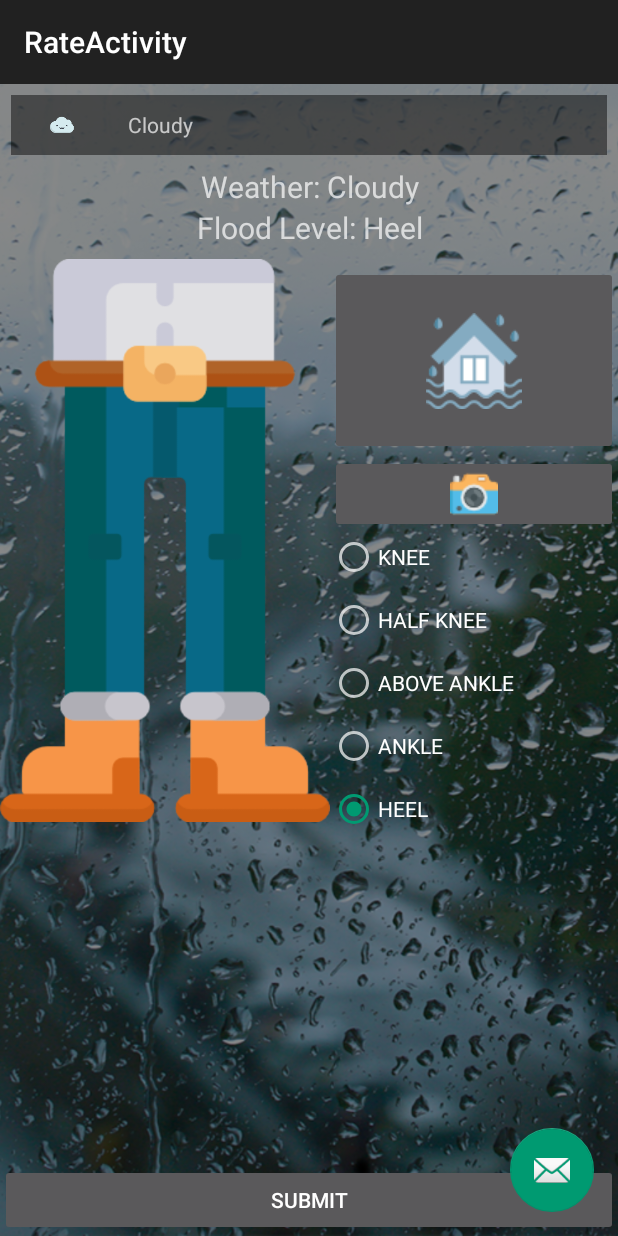
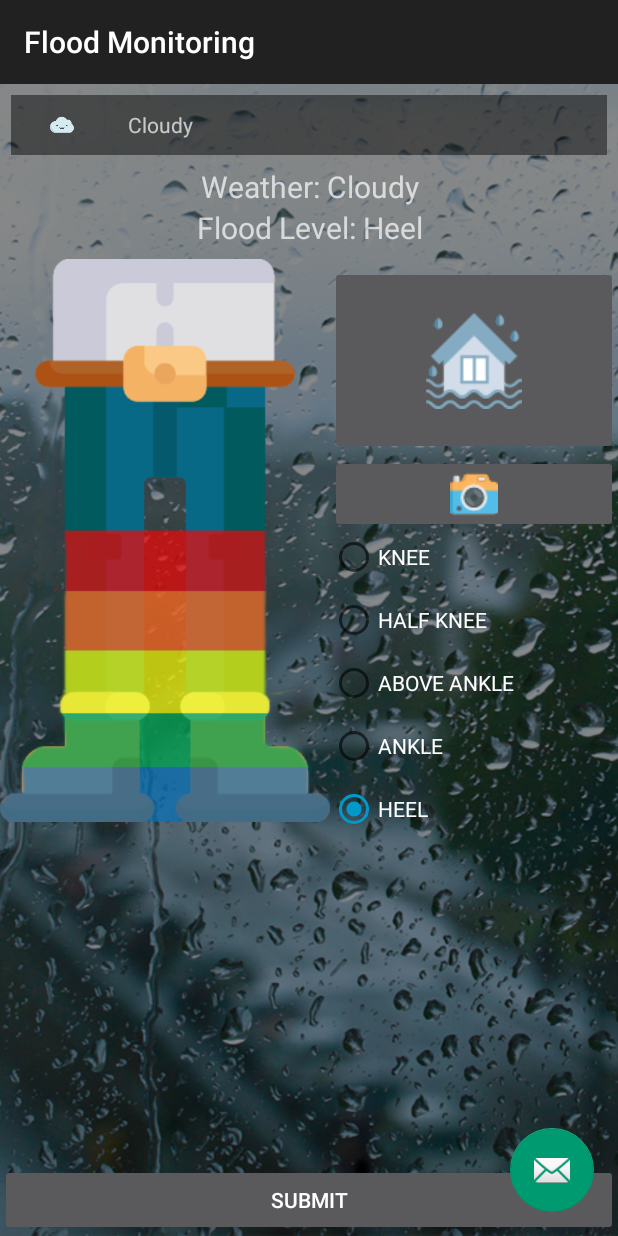
Before and after one commit to grasya09/floodMonitoring, an Android app: the RateActivity screen opened directly, with no data from a screen before it, on a phone screen of 412 x 824 dp. Run offline under Robolectric (Android 15) with nearby library versions, the light colour scheme and no system bars; our stand-ins replace Firebase (no records; nobody signed in at launch, a user with empty details on screens opened directly); 1 statement that could not run was skipped.

Commit message:
added changes 02/05/2019

```diff
--- a/app/src/main/AndroidManifest.xml
+++ b/app/src/main/AndroidManifest.xml
@@ -51,7 +51,7 @@
         tools:targetApi="m">
         <activity
             android:name=".RateActivity"
-            android:label="@string/title_activity_rate"
+            android:label="Flood Monitoring"
             android:theme="@style/AppTheme.NoActionBar"></activity>
 
         <provider
@@ -66,7 +66,7 @@
 
         <activity
             android:name=".LoginActivity"
-            android:label="@string/app_name"
+            android:label="Login"
             android:windowSoftInputMode="stateVisible|adjustPan">
             <intent-filter>
                 <action android:name="android.intent.action.MAIN" />
@@ -79,7 +79,7 @@
             android:windowSoftInputMode="stateVisible|adjustPan" />
         <activity
             android:name=".MainActivity"
-            android:label="@string/title_activity_main"
+            android:label="Flood Monitoring"
             android:theme="@style/AppTheme.NoActionBar" />
 
         <service
--- a/app/src/main/java/com/project/grace/floodmeterapp/MapsFragment.java
+++ b/app/src/main/java/com/project/grace/floodmeterapp/MapsFragment.java
@@ -222,8 +222,8 @@ public class MapsFragment extends Fragment implements OnMapReadyCallback, Locati
     private void setupMapMarkers() {
 //
 
-        int height = 150;
-        int width = 150;
+        int height = 52;
+        int width = 52;
         BitmapDrawable bit = null;
         Bitmap b, smallMarker;
 
--- a/app/src/main/res/layout/fragment_rate.xml
+++ b/app/src/main/res/layout/fragment_rate.xml
@@ -62,11 +62,11 @@
                 android:orientation="horizontal">
 
                 <ImageView
-                    android:id="@+id/feet"
+                    android:id="@+id/feet1"
                     android:layout_width="220dp"
                     android:layout_height="400dp"
                     android:paddingBottom="10dp"
-                    android:src="@drawable/feet" />
+                    android:src="@drawable/feet1" />
 
                 <LinearLayout
                     android:layout_width="match_parent"
@@ -85,7 +85,7 @@
                         android:id="@+id/image"
                         android:layout_width="match_parent"
                         android:layout_height="wrap_content"
-                        android:src="@drawable/camera" />
+                        android:src="@drawable/camera"/>
 
                     <RadioGroup
                         android:id="@+id/radioGroup"
@@ -98,28 +98,36 @@
                             android:layout_width="wrap_content"
                             android:layout_height="wrap_content"
                             android:layout_marginBottom="10dp"
-                            android:text="KNEE" />
+                            android:theme="@style/RadioButtonStyleRed"
+                            android:text="KNEE"
+                            android:textColor="#FFF"/>
 
                         <RadioButton
                             android:id="@+id/radio_halfKnee"
                             android:layout_width="wrap_content"
                             android:layout_height="wrap_content"
                             android:layout_marginBottom="10dp"
-                            android:text="HALF KNEE" />
+                            android:theme="@style/RadioButtonStyleOrange"
+                            android:text="HALF KNEE"
+                            android:textColor="#FFF"/>
 
                         <RadioButton
                             android:id="@+id/radio_aboveAnkle"
                             android:layout_width="wrap_content"
                             android:layout_height="wrap_content"
                             android:layout_marginBottom="10dp"
-                            android:text="ABOVE ANKLE" />
+                            android:theme="@style/RadioButtonStyleYellow"
+                            android:text="ABOVE ANKLE"
+                            android:textColor="#FFF"/>
 
                         <RadioButton
                             android:id="@+id/radio_angkle"
                             android:layout_width="wrap_content"
                             android:layout_height="wrap_content"
                             android:layout_marginBottom="10dp"
-                            android:text="ANKLE" />
+                            android:theme="@style/RadioButtonStyleGreen"
+                            android:text="ANKLE"
+                            android:textColor="#FFF"/>
 
                         <RadioButton
                             android:id="@+id/radio_heel"
@@ -127,7 +135,9 @@
                             android:layout_height="wrap_content"
                             android:layout_marginBottom="10dp"
                             android:checked="true"
-                            android:text="HEEL" />
+                            android:theme="@style/RadioButtonStyleBlue"
+                            android:text="HEEL"
+                            android:textColor="#FFF"/>
                     </RadioGroup>
 
                 </LinearLayout>
--- a/app/src/main/res/values/colors.xml
+++ b/app/src/main/res/values/colors.xml
@@ -14,5 +14,7 @@
     <color name="color4">#8149A9</color>
     <color name="color5">#2E97CE</color>
     <color name="color6">#3CB050</color>
+    <color name="color7">#FFF</color>
+    <color name="level_color">#79FD303A</color>
 
 </resources>
--- a/app/src/main/res/values/styles.xml
+++ b/app/src/main/res/values/styles.xml
@@ -15,4 +15,44 @@
 
     <style name="AppTheme.PopupOverlay" parent="ThemeOverlay.AppCompat.Light" />
 
+    <style name="RadioButtonStyleRed" parent="Theme.AppCompat.Light">
+        <!--color of radio button -->
+        <item name="colorAccent">@android:color/holo_red_dark</item>
+        <!-- default color of radio button -->
+        <item name="android:textColorPrimary">@android:color/white</item>
+
+    </style>
+
+    <style name="RadioButtonStyleOrange" parent="Theme.AppCompat.Light">
+        <!--color of radio button -->
+        <item name="colorAccent">@android:color/holo_orange_dark</item>
+        <!-- default color of radio button -->
+        <item name="android:textColorPrimary">@android:color/white</item>
+
+    </style>
+
+    <style name="RadioButtonStyleYellow" parent="Theme.AppCompat.Light">
+        <!--color of radio button -->
+        <item name="colorAccent">@android:color/holo_orange_light</item>
+        <!-- default color of radio button -->
+        <item name="android:textColorPrimary">@android:color/white</item>
+
+    </style>
+
+    <style name="RadioButtonStyleGreen" parent="Theme.AppCompat.Light">
+        <!--color of radio button -->
+        <item name="colorAccent">@android:color/holo_green_dark</item>
+        <!-- default color of radio button -->
+        <item name="android:textColorPrimary">@android:color/white</item>
+
+    </style>
+
+    <style name="RadioButtonStyleBlue" parent="Theme.AppCompat.Light">
+        <!--color of radio button -->
+        <item name="colorAccent">@android:color/holo_blue_dark</item>
+        <!-- default color of radio button -->
+        <item name="android:textColorPrimary">@android:color/white</item>
+
+    </style>
+
 </resources>
```
Also changed, not shown: app/src/main/res/drawable/feet1.png (added), app/src/main/res/mipmap-mdpi/ic_cloudy.png, app/src/main/res/mipmap-mdpi/ic_rain_high.png, app/src/main/res/mipmap-mdpi/ic_rain_low.png, app/src/main/res/mipmap-mdpi/ic_rain_medium.png, app/src/main/res/mipmap-mdpi/ic_rain_thunder.png.
